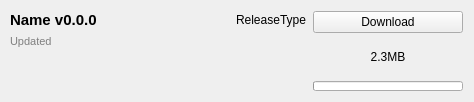
First picture: the form in src/ui/curseforge/curseforgefileitemwidget.ui, repository kaniol-lck/modmanager, before the edit.
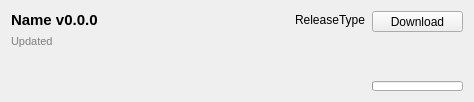
Second picture: the form after the edit. Icons and pictures are not drawn.

Commit message: make file download button smaller

```diff
--- a/src/ui/curseforge/curseforgefileitemwidget.ui
+++ b/src/ui/curseforge/curseforgefileitemwidget.ui
@@ -14,9 +14,6 @@
    <enum>Qt::CustomContextMenu</enum>
   </property>
   <layout class="QGridLayout" name="gridLayout">
-   <property name="leftMargin">
-    <number>10</number>
-   </property>
    <item row="0" column="0">
     <layout class="QVBoxLayout" name="verticalLayout">
      <property name="spacing">
@@ -177,25 +174,13 @@
    <item row="0" column="1">
     <layout class="QVBoxLayout" name="verticalLayout_2">
      <item>
-      <widget class="QPushButton" name="downloadButton">
+      <widget class="QToolButton" name="downloadButton">
        <property name="sizePolicy">
-        <sizepolicy hsizetype="Fixed" vsizetype="Fixed">
+        <sizepolicy hsizetype="Preferred" vsizetype="Fixed">
          <horstretch>0</horstretch>
          <verstretch>0</verstretch>
         </sizepolicy>
        </property>
-       <property name="minimumSize">
-        <size>
-         <width>150</width>
-         <height>0</height>
-        </size>
-       </property>
-       <property name="maximumSize">
-        <size>
-         <width>150</width>
-         <height>16777215</height>
-        </size>
-       </property>
        <property name="text">
         <string>Download</string>
        </property>
@@ -213,12 +198,14 @@
          <verstretch>0</verstretch>
         </sizepolicy>
        </property>
+       <property name="font">
+        <font>
+         <pointsize>9</pointsize>
+        </font>
+       </property>
        <property name="toolTip">
         <string notr="true"/>
        </property>
-       <property name="text">
-        <string>2.3MB</string>
-       </property>
        <property name="alignment">
         <set>Qt::AlignCenter</set>
        </property>
@@ -227,20 +214,14 @@
      <item>
       <widget class="QProgressBar" name="downloadProgress">
        <property name="sizePolicy">
-        <sizepolicy hsizetype="Fixed" vsizetype="Minimum">
+        <sizepolicy hsizetype="Fixed" vsizetype="Fixed">
          <horstretch>0</horstretch>
          <verstretch>0</verstretch>
         </sizepolicy>
        </property>
-       <property name="minimumSize">
-        <size>
-         <width>150</width>
-         <height>0</height>
-        </size>
-       </property>
        <property name="maximumSize">
         <size>
-         <width>150</width>
+         <width>16777215</width>
          <height>10</height>
         </size>
        </property>
```
The commit also changes 5 other files.
